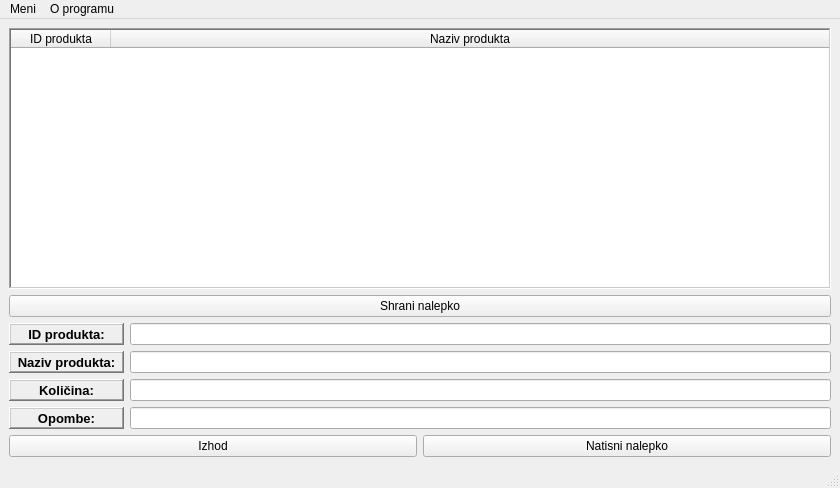
nejcSedo/PrintNalepk, file mainwindow.ui: the form before one commit.
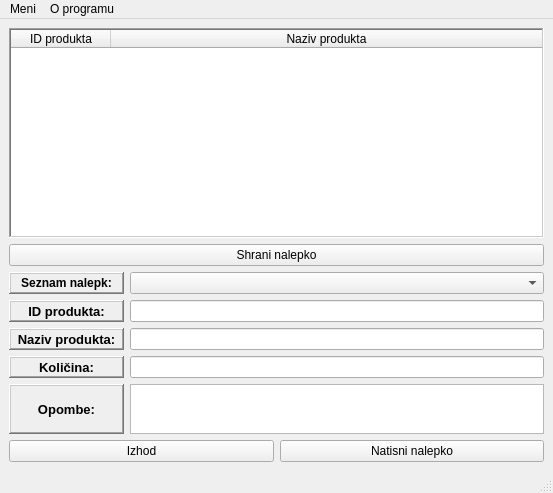
The form after the commit. Icons and pictures are not drawn.

Patch:
```diff
--- a/mainwindow.ui
+++ b/mainwindow.ui
@@ -6,45 +6,128 @@
    <rect>
     <x>0</x>
     <y>0</y>
-    <width>840</width>
-    <height>488</height>
+    <width>553</width>
+    <height>493</height>
    </rect>
   </property>
+  <property name="minimumSize">
+   <size>
+    <width>0</width>
+    <height>0</height>
+   </size>
+  </property>
   <property name="windowTitle">
    <string>MainWindow</string>
   </property>
   <widget class="QWidget" name="centralwidget">
    <layout class="QGridLayout" name="gridLayout">
-    <item row="0" column="0">
-     <widget class="QTreeWidget" name="treeWidget">
-      <property name="frameShape">
-       <enum>QFrame::WinPanel</enum>
+    <item row="5" column="0">
+     <layout class="QHBoxLayout" name="horizontalLayout_4">
+      <item>
+       <widget class="QLabel" name="label_IDprodukta">
+        <property name="minimumSize">
+         <size>
+          <width>115</width>
+          <height>0</height>
+         </size>
+        </property>
+        <property name="font">
+         <font>
+          <pointsize>10</pointsize>
+          <weight>75</weight>
+          <bold>true</bold>
+         </font>
+        </property>
+        <property name="layoutDirection">
+         <enum>Qt::LeftToRight</enum>
+        </property>
+        <property name="frameShape">
+         <enum>QFrame::WinPanel</enum>
+        </property>
+        <property name="frameShadow">
+         <enum>QFrame::Raised</enum>
+        </property>
+        <property name="text">
+         <string>ID produkta:</string>
+        </property>
+        <property name="alignment">
+         <set>Qt::AlignCenter</set>
+        </property>
+        <property name="buddy">
+         <cstring>lineEdit_IDprodukta</cstring>
+        </property>
+       </widget>
+      </item>
+      <item>
+       <widget class="QLineEdit" name="lineEdit_IDprodukta"/>
+      </item>
+     </layout>
+    </item>
+    <item row="8" column="0">
+     <layout class="QHBoxLayout" name="horizontalLayout_5" stretch="0,0">
+      <property name="spacing">
+       <number>6</number>
       </property>
-      <property name="lineWidth">
-       <number>2</number>
+      <property name="sizeConstraint">
+       <enum>QLayout::SetFixedSize</enum>
       </property>
-      <property name="sizeAdjustPolicy">
-       <enum>QAbstractScrollArea::AdjustToContents</enum>
-      </property>
-      <column>
-       <property name="text">
-        <string>ID produkta</string>
-       </property>
-       <property name="textAlignment">
-        <set>AlignCenter</set>
-       </property>
-      </column>
-      <column>
-       <property name="text">
-        <string>Naziv produkta</string>
-       </property>
-       <property name="textAlignment">
-        <set>AlignCenter</set>
-       </property>
-      </column>
-     </widget>
+      <item>
+       <widget class="QLabel" name="label_opombe">
+        <property name="minimumSize">
+         <size>
+          <width>115</width>
+          <height>50</height>
+         </size>
+        </property>
+        <property name="maximumSize">
+         <size>
+          <width>16777215</width>
+          <height>50</height>
+         </size>
+        </property>
+        <property name="font">
+         <font>
+          <pointsize>10</pointsize>
+          <weight>75</weight>
+          <bold>true</bold>
+         </font>
+        </property>
+        <property name="frameShape">
+         <enum>QFrame::WinPanel</enum>
+        </property>
+        <property name="frameShadow">
+         <enum>QFrame::Raised</enum>
+        </property>
+        <property name="lineWidth">
+         <number>1</number>
+        </property>
+        <property name="text">
+         <string>Opombe:</string>
+        </property>
+        <property name="alignment">
+         <set>Qt::AlignCenter</set>
+        </property>
+       </widget>
+      </item>
+      <item>
+       <widget class="QTextEdit" name="textEdit_opombe">
+        <property name="minimumSize">
+         <size>
+          <width>0</width>
+          <height>50</height>
+         </size>
+        </property>
+        <property name="maximumSize">
+         <size>
+          <width>16777215</width>
+          <height>50</height>
+         </size>
+        </property>
+       </widget>
+      </item>
+     </layout>
     </item>
-    <item row="1" column="0">
+    <item row="3" column="0">
      <widget class="QPushButton" name="pushButton_shraniNalepko">
       <property name="text">
        <string>Shrani nalepko</string>
@@ -55,49 +138,51 @@
       </property>
      </widget>
     </item>
-    <item row="3" column="0">
-     <layout class="QHBoxLayout" name="horizontalLayout_3">
-      <item>
-       <widget class="QLabel" name="label_nazivProdukta">
-        <property name="minimumSize">
-         <size>
-          <width>115</width>
-          <height>0</height>
-         </size>
-        </property>
-        <property name="font">
-         <font>
-          <pointsize>10</pointsize>
-          <weight>75</weight>
-          <bold>true</bold>
-         </font>
-        </property>
-        <property name="layoutDirection">
-         <enum>Qt::LeftToRight</enum>
-        </property>
-        <property name="frameShape">
-         <enum>QFrame::WinPanel</enum>
-        </property>
-        <property name="frameShadow">
-         <enum>QFrame::Raised</enum>
-        </property>
-        <property name="text">
-         <string>Naziv produkta:</string>
-        </property>
-        <property name="alignment">
-         <set>Qt::AlignCenter</set>
-        </property>
-        <property name="buddy">
-         <cstring>lineEdit_nazivProdukta</cstring>
-        </property>
-       </widget>
-      </item>
-      <item>
-       <widget class="QLineEdit" name="lineEdit_nazivProdukta"/>
-      </item>
-     </layout>
-    </item>
     <item row="4" column="0">
+     <layout class="QHBoxLayout" name="horizontalLayout_6">
+      <item>
+       <widget class="QLabel" name="label_seznamNalepk">
+        <property name="minimumSize">
+         <size>
+          <width>115</width>
+          <height>0</height>
+         </size>
+        </property>
+        <property name="maximumSize">
+         <size>
+          <width>115</width>
+          <height>16777215</height>
+         </size>
+        </property>
+        <property name="font">
+         <font>
+          <weight>75</weight>
+          <bold>true</bold>
+         </font>
+        </property>
+        <property name="frameShape">
+         <enum>QFrame::WinPanel</enum>
+        </property>
+        <property name="frameShadow">
+         <enum>QFrame::Raised</enum>
+        </property>
+        <property name="text">
+         <string>Seznam nalepk:</string>
+        </property>
+        <property name="alignment">
+         <set>Qt::AlignCenter</set>
+        </property>
+        <property name="buddy">
+         <cstring>comboBox_seznamNalepk</cstring>
+        </property>
+       </widget>
+      </item>
+      <item>
+       <widget class="QComboBox" name="comboBox_seznamNalepk"/>
+      </item>
+     </layout>
+    </item>
+    <item row="7" column="0">
      <layout class="QHBoxLayout" name="horizontalLayout_2">
       <item>
        <widget class="QLabel" name="label_kolicina">
@@ -139,91 +224,7 @@
       </item>
      </layout>
     </item>
-    <item row="2" column="0">
-     <layout class="QHBoxLayout" name="horizontalLayout_4">
-      <item>
-       <widget class="QLabel" name="label_IDprodukta">
-        <property name="minimumSize">
-         <size>
-          <width>115</width>
-          <height>0</height>
-         </size>
-        </property>
-        <property name="font">
-         <font>
-          <pointsize>10</pointsize>
-          <weight>75</weight>
-          <bold>true</bold>
-         </font>
-        </property>
-        <property name="layoutDirection">
-         <enum>Qt::LeftToRight</enum>
-        </property>
-        <property name="frameShape">
-         <enum>QFrame::WinPanel</enum>
-        </property>
-        <property name="frameShadow">
-         <enum>QFrame::Raised</enum>
-        </property>
-        <property name="text">
-         <string>ID produkta:</string>
-        </property>
-        <property name="alignment">
-         <set>Qt::AlignCenter</set>
-        </property>
-        <property name="buddy">
-         <cstring>lineEdit_IDprodukta</cstring>
-        </property>
-       </widget>
-      </item>
-      <item>
-       <widget class="QLineEdit" name="lineEdit_IDprodukta"/>
-      </item>
-     </layout>
-    </item>
-    <item row="5" column="0">
-     <layout class="QHBoxLayout" name="horizontalLayout_5">
-      <item>
-       <widget class="QLabel" name="label_opombe">
-        <property name="minimumSize">
-         <size>
-          <width>115</width>
-          <height>0</height>
-         </size>
-        </property>
-        <property name="font">
-         <font>
-          <pointsize>10</pointsize>
-          <weight>75</weight>
-          <bold>true</bold>
-         </font>
-        </property>
-        <property name="frameShape">
-         <enum>QFrame::WinPanel</enum>
-        </property>
-        <property name="frameShadow">
-         <enum>QFrame::Raised</enum>
-        </property>
-        <property name="lineWidth">
-         <number>1</number>
-        </property>
-        <property name="text">
-         <string>Opombe:</string>
-        </property>
-        <property name="alignment">
-         <set>Qt::AlignCenter</set>
-        </property>
-        <property name="buddy">
-         <cstring>lineEdit_opombe</cstring>
-        </property>
-       </widget>
-      </item>
-      <item>
-       <widget class="QLineEdit" name="lineEdit_opombe"/>
-      </item>
-     </layout>
-    </item>
-    <item row="6" column="0">
+    <item row="9" column="0">
      <layout class="QVBoxLayout" name="verticalLayout">
       <item>
        <layout class="QHBoxLayout" name="horizontalLayout">
@@ -253,6 +254,83 @@
       </item>
      </layout>
     </item>
+    <item row="1" column="0">
+     <widget class="QTreeWidget" name="treeWidget">
+      <property name="minimumSize">
+       <size>
+        <width>0</width>
+        <height>200</height>
+       </size>
+      </property>
+      <property name="frameShape">
+       <enum>QFrame::WinPanel</enum>
+      </property>
+      <property name="lineWidth">
+       <number>2</number>
+      </property>
+      <property name="sizeAdjustPolicy">
+       <enum>QAbstractScrollArea::AdjustToContents</enum>
+      </property>
+      <column>
+       <property name="text">
+        <string>ID produkta</string>
+       </property>
+       <property name="textAlignment">
+        <set>AlignCenter</set>
+       </property>
+      </column>
+      <column>
+       <property name="text">
+        <string>Naziv produkta</string>
+       </property>
+       <property name="textAlignment">
+        <set>AlignCenter</set>
+       </property>
+      </column>
+     </widget>
+    </item>
+    <item row="6" column="0">
+     <layout class="QHBoxLayout" name="horizontalLayout_3">
+      <item>
+       <widget class="QLabel" name="label_nazivProdukta">
+        <property name="minimumSize">
+         <size>
+          <width>115</width>
+          <height>0</height>
+         </size>
+        </property>
+        <property name="font">
+         <font>
+          <pointsize>10</pointsize>
+          <weight>75</weight>
+          <bold>true</bold>
+         </font>
+        </property>
+        <property name="layoutDirection">
+         <enum>Qt::LeftToRight</enum>
+        </property>
+        <property name="frameShape">
+         <enum>QFrame::WinPanel</enum>
+        </property>
+        <property name="frameShadow">
+         <enum>QFrame::Raised</enum>
+        </property>
+        <property name="text">
+         <string>Naziv produkta:</string>
+        </property>
+        <property name="alignment">
+         <set>Qt::AlignCenter</set>
+        </property>
+        <property name="buddy">
+         <cstring>lineEdit_nazivProdukta</cstring>
+        </property>
+       </widget>
+      </item>
+      <item>
+       <widget class="QLineEdit" name="lineEdit_nazivProdukta"/>
+      </item>
+     </layout>
+    </item>
    </layout>
   </widget>
   <widget class="QMenuBar" name="menubar">
@@ -260,7 +338,7 @@
     <rect>
      <x>0</x>
      <y>0</y>
-     <width>840</width>
+     <width>553</width>
      <height>21</height>
     </rect>
    </property>
```
Left out of the diff: 3 changed lines with no effect on the pictures.
